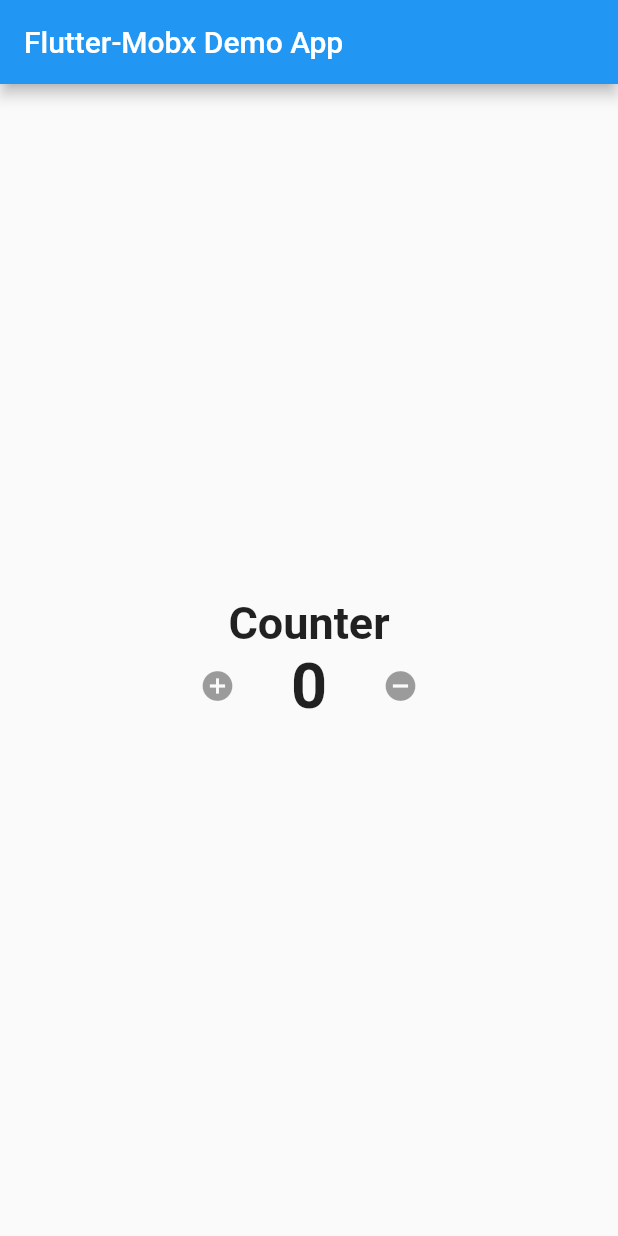
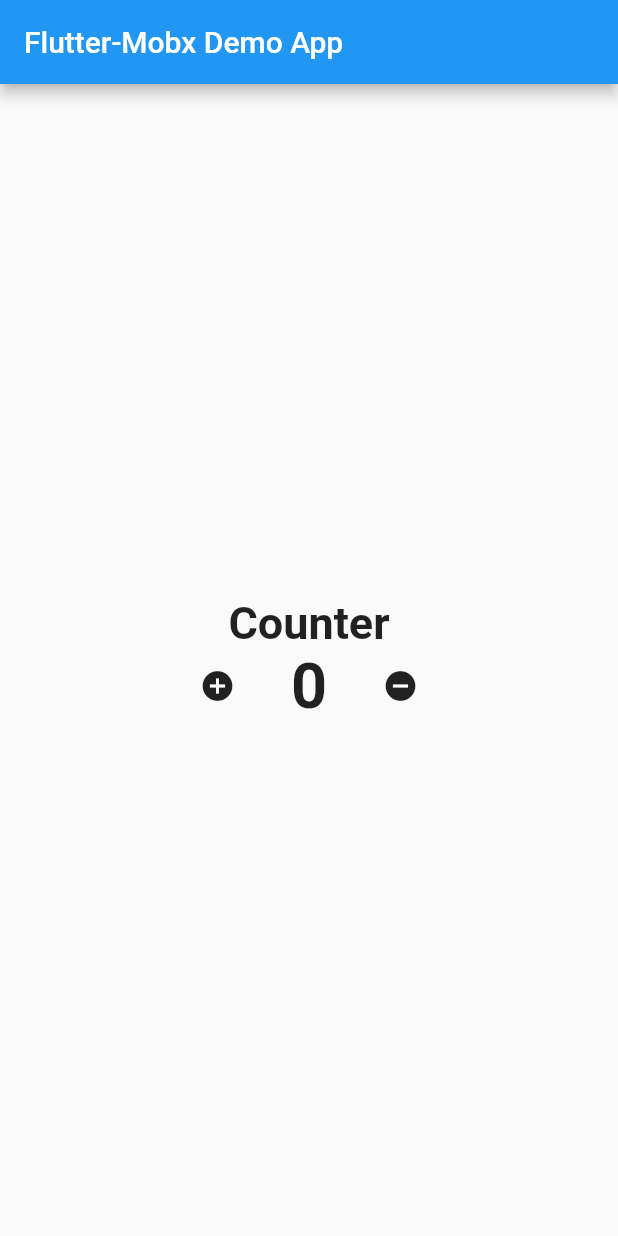
Before and after one commit to VijayNandakumarkumar/FlutterMobxDemo, a Flutter app: the screen it shows after launch, on a phone screen of 412 x 824 dp. Run offline on Flutter 3.47's test engine with Material 2 defaults, Android fonts, the phone set to English and light mode, and no system bars; our stand-ins replace flutter_mobx, mobx; generated files the repository leaves out were written again.

Commit message:
Added the store actions and created an observer in counter_page.

```diff
--- a/flutter_mox_state_management/lib/pages/counter.dart
+++ b/flutter_mox_state_management/lib/pages/counter.dart
@@ -1,8 +1,10 @@
 import 'package:flutter/material.dart';
-
+import 'package:flutter_mobx/flutter_mobx.dart';
+import 'package:flutter_mox_state_management/store/counter/counter.dart';
 class CounterPage extends StatelessWidget {
   @override
   Widget build(BuildContext context) {
+    final Counter counter = Counter();
     return Scaffold(
       appBar: AppBar(
         title: Text("Flutter-Mobx Demo App"),
@@ -15,15 +17,16 @@ class CounterPage extends StatelessWidget {
             Row(
               mainAxisAlignment: MainAxisAlignment.center,
               children: [
-              FlatButton(onPressed: null, child: Icon(Icons.add_circle)),
+              FlatButton(onPressed: counter.increment, child: Icon(Icons.add_circle)),
               SizedBox(
                 width: 5,
               ),
-              Text('0', style: TextStyle(fontWeight: FontWeight.bold, fontSize: 42),),
+              Observer(builder: (_) => Text('${counter.count}', style: TextStyle(fontWeight: FontWeight.bold, fontSize: 42)),),
+
               SizedBox(
                 width: 5,
               ),
-              FlatButton(onPressed: null, child: Icon(Icons.remove_circle)),
+              FlatButton(onPressed: counter.decrement, child: Icon(Icons.remove_circle)),
             ],)
           ],
         ),
```
